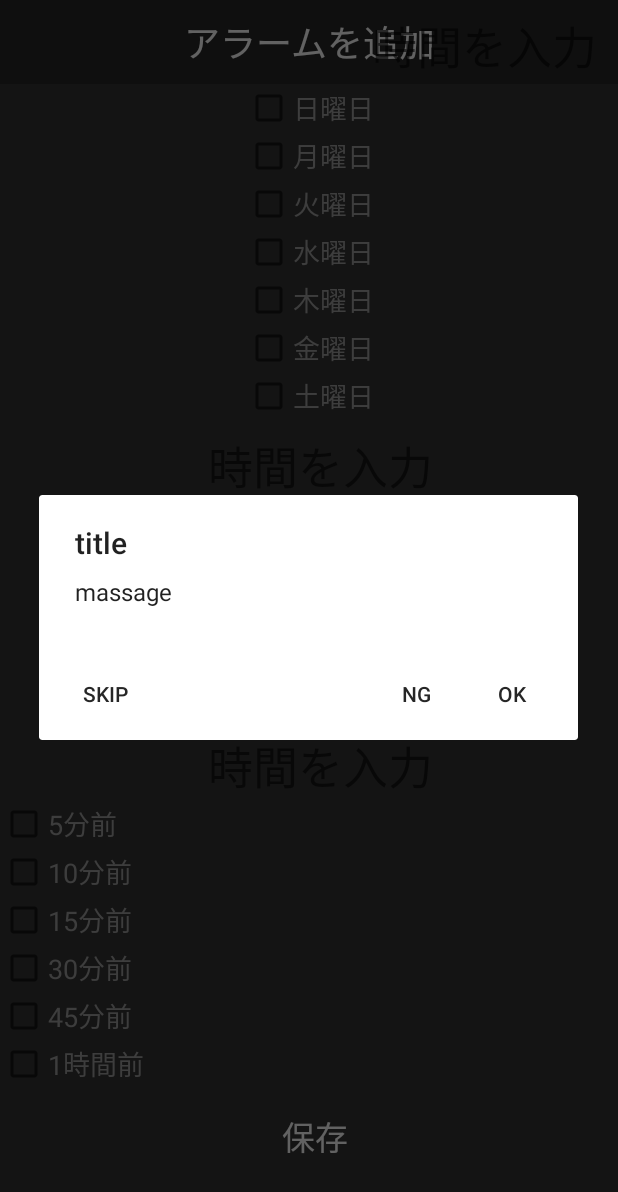
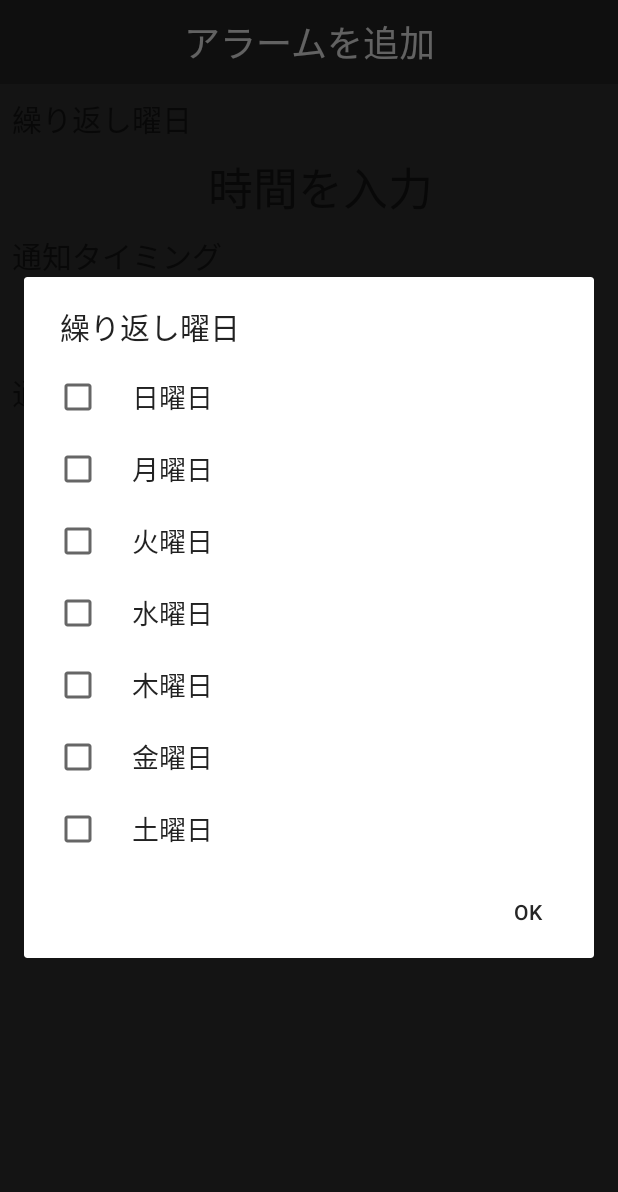
Before and after one commit to 18g031/customAlarmAPP, an Android app: the AlarmCreateActivity screen opened directly, with no data from a screen before it, after a tap on an icon or button, on a phone screen of 412 x 824 dp. Shown: the top 1192 px of the screen. Run offline under Robolectric (Android 15) with nearby library versions, the phone set to English and light mode, and no system bars; 2 statements that could not run were skipped.

Commit message:
AlertDialog試作試作

```diff
--- a/app/src/main/java/com/example/alarmapp/activity/AlarmCreateActivity.java
+++ b/app/src/main/java/com/example/alarmapp/activity/AlarmCreateActivity.java
@@ -43,18 +43,12 @@ import java.util.Random;
 public class AlarmCreateActivity extends AppCompatActivity {
     public static Context context;
 
-            /*
-            あとやりたいこと
-            ・アラーム、アナウンスのどちらかだけを設定できるようにしたい。（レイアウトも未着手）
-            ・ここで得た時間をMainActivityのリストに入れれるようにしたい。
-            ・ここで得た時間に対してアラームの場合”任意の時間前に通知”の奴の計算、
-                アナウンスの場合”任意のランダム範囲”の奴の計算をできるようにしたい。
-            ・↑計算これについては、ここにあもんが書いてたコード（現在コメントアウト中）が使えるかも、？とのこと
-                使えなさそうならコードだったものは削除でお願いします。
-            */
+    private final boolean[] mCheckedItems = {false,false,false,false,false,false,false};
+    //private final boolean[] mCheckedItems = {false,false,false,false,false,false,false};
+    //private final boolean[] mCheckedItems = {false,false,false,false,false,false,false};
 
 
-    TextView tvAlmTimer, tvAnnTimer, tvWeek;
+    TextView tvAlmTimer, tvAnnTimer, tvWeek ,tv_ann_checkbox, tv_alm_checkbox;
     int setTAlmHour, setTAlmMinute, setTAnnHour, setTAnnMinute;
     //timePickerで使用している変数名（tAlmHour, tAlmMinute,tAnnHour, tAnnMinute）をデータベース保存時も使用
 
@@ -68,7 +62,7 @@ public class AlarmCreateActivity extends AppCompatActivity {
 
 
     @Override
-    protected void onCreate(Bundle savedInstanceState) {
+    protected void onCreate(final Bundle savedInstanceState) {
         super.onCreate(savedInstanceState);
 
         setContentView(R.layout.clock);
@@ -137,38 +131,95 @@ public class AlarmCreateActivity extends AppCompatActivity {
         tvWeek.setOnClickListener(new View.OnClickListener() {
             @Override
             public void onClick(View v) {
-                AlertDialog.Builder alertDialog=new AlertDialog.Builder(AlarmCreateActivity.this);
+                AlertDialog.Builder alertDialog = new AlertDialog.Builder(AlarmCreateActivity.this);
 
-                // ダイアログの設定
-                alertDialog.setTitle("title");      //タイトル設定
-                alertDialog.setMessage("massage");  //内容(メッセージ)設定
-
-                // OK(肯定的な)ボタンの設定
+                final String[] items = {"日曜日", "月曜日", "火曜日", "水曜日", "木曜日", "金曜日", "土曜日"};
+                alertDialog.setTitle("繰り返し曜日");
+                alertDialog.setMultiChoiceItems(items, mCheckedItems, new DialogInterface.OnMultiChoiceClickListener() {
+                    @Override
+                    public void onClick(DialogInterface dialog, int which, boolean isChecked) {
+                        mCheckedItems[which] = isChecked;
+                    }
+                });
                 alertDialog.setPositiveButton("OK", new DialogInterface.OnClickListener() {
-                    public void onClick(DialogInterface dialog, int which) {
-                        // OKボタン押下時の処理
-                        Log.d("AlertDialog", "Positive which :" + which);
+                    @Override
+                    public void onClick(DialogInterface dialog, int idx) {
+                        String str = null;
+                        for (int i = 0; i < mCheckedItems.length; i++) {
+                            if (mCheckedItems[i] == true) {
+                                str += items[i];
+                            }
+                        }
+                        if (str == null) {
+                            str = "No Selected";
+                        }
+                        Toast.makeText(AlarmCreateActivity.this, str, Toast.LENGTH_LONG).show();
+                    }
+                });
+                alertDialog.show();
             }
         });
 
-                // SKIP(中立的な)ボタンの設定
-                alertDialog.setNeutralButton("SKIP", new DialogInterface.OnClickListener() {
-                    public void onClick(DialogInterface dialog, int which) {
-                        // SKIPボタン押下時の処理
-                        Log.d("AlertDialog", "Neutral which :" + which);
+        tv_ann_checkbox.setOnClickListener(new View.OnClickListener() {
+            @Override
+            public void onClick(View v) {
+                AlertDialog.Builder alertDialog = new AlertDialog.Builder(AlarmCreateActivity.this);
+
+                final String[] items = {"日曜日", "月曜日", "火曜日", "水曜日", "木曜日", "金曜日", "土曜日"};
+                alertDialog.setTitle("繰り返し曜日");
+                alertDialog.setMultiChoiceItems(items, mCheckedItems, new DialogInterface.OnMultiChoiceClickListener() {
+                    @Override
+                    public void onClick(DialogInterface dialog, int which, boolean isChecked) {
+                        mCheckedItems[which] = isChecked;
+                    }
+                });
+                alertDialog.setPositiveButton("OK", new DialogInterface.OnClickListener() {
+                    @Override
+                    public void onClick(DialogInterface dialog, int idx) {
+                        String str = null;
+                        for (int i = 0; i < mCheckedItems.length; i++) {
+                            if (mCheckedItems[i] == true) {
+                                str += items[i];
+                            }
+                        }
+                        if (str == null) {
+                            str = "No Selected";
+                        }
+                        Toast.makeText(AlarmCreateActivity.this, str, Toast.LENGTH_LONG).show();
+                    }
+                });
+                alertDialog.show();
             }
         });
 
-                // NG(否定的な)ボタンの設定
-                alertDialog.setNegativeButton("NG", new DialogInterface.OnClickListener() {
-                    public void onClick(DialogInterface dialog, int which) {
-                        // NGボタン押下時の処理
-                        Log.d("AlertDialog", "Negative which :" + which);
+        tv_alm_checkbox.setOnClickListener(new View.OnClickListener() {
+            @Override
+            public void onClick(View v) {
+                AlertDialog.Builder alertDialog = new AlertDialog.Builder(AlarmCreateActivity.this);
+
+                final String[] items = {"日曜日", "月曜日", "火曜日", "水曜日", "木曜日", "金曜日", "土曜日"};
+                alertDialog.setTitle("繰り返し曜日");
+                alertDialog.setMultiChoiceItems(items, mCheckedItems, new DialogInterface.OnMultiChoiceClickListener() {
+                    @Override
+                    public void onClick(DialogInterface dialog, int which, boolean isChecked) {
+                        mCheckedItems[which] = isChecked;
                     }
                 });
-
-                // ダイアログの作成と描画
-//        alertDialog.create();
+                alertDialog.setPositiveButton("OK", new DialogInterface.OnClickListener() {
+                    @Override
+                    public void onClick(DialogInterface dialog, int idx) {
+                        String str = null;
+                        for (int i = 0; i < mCheckedItems.length; i++) {
+                            if (mCheckedItems[i] == true) {
+                                str += items[i];
+                            }
+                        }
+                        if (str == null) {
+                            str = "No Selected";
+                        }
+                        Toast.makeText(AlarmCreateActivity.this, str, Toast.LENGTH_LONG).show();
+                    }
+                });
                 alertDialog.show();
             }
         });
--- a/app/src/main/res/layout/clock.xml
+++ b/app/src/main/res/layout/clock.xml
@@ -26,83 +26,19 @@
         android:id="@+id/tv_week"
         style="@style/main_button"
         android:layout_gravity="center"
-        android:layout_marginStart="248dp"
-        android:hint="時間を入力"
+        android:hint="繰り返し曜日"
         android:textColor="@color/primaryText"
-        android:textSize="30dp"
-        app:layout_constraintStart_toStartOf="parent"
-        app:layout_constraintTop_toTopOf="parent" />
-
-    <CheckBox
-        android:id="@+id/checkBoxSun"
-        style="@style/checkBox"
-        android:text="日曜日"
-        app:layout_constraintEnd_toEndOf="parent"
-        app:layout_constraintStart_toStartOf="parent"
-        app:layout_constraintTop_toBottomOf="@+id/toolbar" />
-
-    <CheckBox
-        android:id="@+id/checkBoxMon"
-        style="@style/checkBox"
-        android:text="月曜日"
-        app:layout_constraintEnd_toEndOf="parent"
-        app:layout_constraintStart_toStartOf="parent"
-        app:layout_constraintTop_toBottomOf="@+id/checkBoxSun" />
-
-    <CheckBox
-        android:id="@+id/checkBoxTue"
-        style="@style/checkBox"
-        android:text="火曜日"
-        app:layout_constraintEnd_toEndOf="parent"
-        app:layout_constraintStart_toStartOf="parent"
-        app:layout_constraintTop_toBottomOf="@+id/checkBoxMon" />
-
-    <CheckBox
-        android:id="@+id/checkBoxWed"
-        style="@style/checkBox"
-        android:text="水曜日"
-        app:layout_constraintEnd_toEndOf="parent"
-        app:layout_constraintStart_toStartOf="parent"
-        app:layout_constraintTop_toBottomOf="@+id/checkBoxTue" />
-
-    <CheckBox
-        android:id="@+id/checkBoxThu"
-        style="@style/checkBox"
-        android:text="木曜日"
-        app:layout_constraintEnd_toEndOf="parent"
-        app:layout_constraintStart_toStartOf="parent"
-        app:layout_constraintTop_toBottomOf="@+id/checkBoxWed" />
-
-    <CheckBox
-        android:id="@+id/checkBoxFri"
-        style="@style/checkBox"
-        android:text="金曜日"
-        app:layout_constraintEnd_toEndOf="parent"
-        app:layout_constraintStart_toStartOf="parent"
-        app:layout_constraintTop_toBottomOf="@+id/checkBoxThu" />
-
-    <CheckBox
-        android:id="@+id/checkBoxSat"
-        style="@style/checkBox"
-        android:text="土曜日"
-        app:layout_constraintEnd_toEndOf="parent"
-        app:layout_constraintStart_toStartOf="parent"
-        app:layout_constraintTop_toBottomOf="@+id/checkBoxFri" />
-
-
-    //アラームの箱
-
-    //アナウンスの箱
-
-    //保存ボタン 最初の画面に推移が可能、と同時にTimePickerの情報を反映をしたいが未実装
+        android:textSize="20dp"
+        app:layout_constraintStart_toStartOf="@id/toolbar"
+        app:layout_constraintTop_toBottomOf="@+id/toolbar"/>
 
     <LinearLayout
         android:id="@+id/linear_alm"
         android:layout_width="match_parent"
-        android:layout_height="200dp"
+        android:layout_height="wrap_content"
         android:orientation="vertical"
-        app:layout_constraintStart_toStartOf="@id/checkBoxSat"
-        app:layout_constraintTop_toBottomOf="@+id/checkBoxSat">
+        app:layout_constraintStart_toStartOf="@id/tv_week"
+        app:layout_constraintTop_toBottomOf="@+id/tv_week">
 
         <TextView
             android:id="@+id/tv_alm_timer"
@@ -111,6 +47,15 @@
             android:hint="時間を入力"
             android:textColor="@color/primaryText"
             android:textSize="30dp" />
+
+        <TextView
+            android:id="@+id/tv_alm_checkbox"
+            style="@style/main_button"
+            android:hint="通知タイミング"
+            android:textColor="@color/primaryText"
+            android:textSize="20dp"
+            app:layout_constraintStart_toStartOf="@id/tv_alm_timer"
+            app:layout_constraintTop_toBottomOf="@+id/tv_alm_timer"/>
 
     </LinearLayout>
 
@@ -127,56 +72,17 @@
             style="@style/main_button"
             android:layout_gravity="center"
             android:hint="時間を入力"
-            android:textColor="@color/secondaryText2"
+            android:textColor="@color/primaryText"
             android:textSize="30dp" />
 
-        <CheckBox
-            android:id="@+id/checkBox5"
-            style="@style/checkBox"
-            android:text="5分前"
-            app:layout_constraintEnd_toEndOf="parent"
-            app:layout_constraintStart_toStartOf="parent"
-            app:layout_constraintTop_toBottomOf="@+id/tv_ann_time" />
-
-        <CheckBox
-            android:id="@+id/checkBox10"
-            style="@style/checkBox"
-            android:text="10分前"
-            app:layout_constraintEnd_toEndOf="parent"
-            app:layout_constraintStart_toStartOf="parent"
-            app:layout_constraintTop_toBottomOf="@+id/checkBox5" />
-
-        <CheckBox
-            android:id="@+id/checkBox15"
-            style="@style/checkBox"
-            android:text="15分前"
-            app:layout_constraintEnd_toEndOf="parent"
-            app:layout_constraintStart_toStartOf="parent"
-            app:layout_constraintTop_toBottomOf="@+id/checkBox10" />
-
-        <CheckBox
-            android:id="@+id/checkBox30"
-            style="@style/checkBox"
-            android:text="30分前"
-            app:layout_constraintEnd_toEndOf="parent"
-            app:layout_constraintStart_toStartOf="parent"
-            app:layout_constraintTop_toBottomOf="@+id/checkBox15" />
-
-        <CheckBox
-            android:id="@+id/checkBox45"
-            style="@style/checkBox"
-            android:text="45分前"
-            app:layout_constraintEnd_toEndOf="parent"
-            app:layout_constraintStart_toStartOf="parent"
-            app:layout_constraintTop_toBottomOf="@+id/checkBox30" />
-
-        <CheckBox
-            android:id="@+id/checkBox60"
-            style="@style/checkBox"
-            android:text="1時間前"
-            app:layout_constraintEnd_toEndOf="parent"
-            app:layout_constraintStart_toStartOf="parent"
-            app:layout_constraintTop_toBottomOf="@+id/checkBox45"  />
+        <TextView
+            android:id="@+id/tv_ann_checkbox"
+            style="@style/main_button"
+            android:hint="通知タイミング"
+            android:textColor="@color/primaryText"
+            android:textSize="20dp"
+            app:layout_constraintStart_toStartOf="@id/tv_ann_timer"
+            app:layout_constraintTop_toBottomOf="@+id/tv_ann_timer"/>
 
     </LinearLayout>
 
```
Lines whose indentation alone changed are shown as unchanged.
